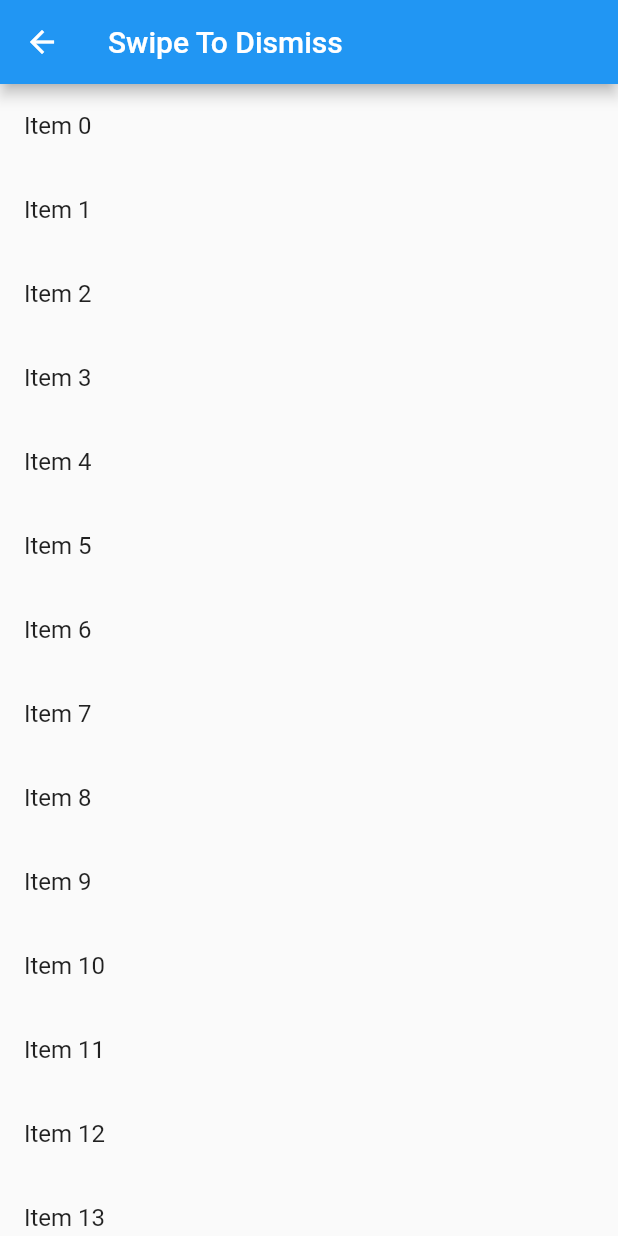
After one commit to hd1534/flutter2, a Flutter app: the screen it shows after launch, after a tap on "Swipe To Dismiss", on a phone screen of 412 x 824 dp. The commit adds this screen. Run offline on Flutter 3.47's test engine with Material 2 defaults, Android fonts, the phone set to English and light mode, and no system bars.

Commit message:
swipe to dismiss

```diff
--- /dev/null
+++ b/lib/MySwipeToDismiss.dart
@@ -0,0 +1,42 @@
+import 'package:flutter/material.dart';
+
+class MySwipeToDismissState extends StatefulWidget {
+  @override
+  _MySwipeToDismissStateState createState() => _MySwipeToDismissStateState();
+}
+
+class _MySwipeToDismissStateState extends State<MySwipeToDismissState> {
+  final items = List<String>.generate(20, (index) => "Item $index");
+
+  var deleteBackground = Container(
+      color: Colors.red,
+      alignment: Alignment.centerLeft,
+      child: Padding(
+        padding: const EdgeInsets.all(8.0),
+        child: Text("Delete"),
+      )
+  );
+
+  @override
+  Widget build(BuildContext context) {
+    return Scaffold(
+      appBar: AppBar(title: Text("Swipe To Dismiss"),),
+      body: ListView.builder(
+        itemCount: items.length,
+        itemBuilder: (context, index) {
+          return Dismissible(
+            background: deleteBackground,
+            key: Key(items[index]),
+            direction: DismissDirection.startToEnd,
+            onDismissed: (direction) {
+              setState(() {
+                items.removeAt(index);
+              });
+            },
+              child: ListTile(title: Text(items[index].toString()),)
+          );
+        }
+      ),
+    );
+  }
+}
--- a/lib/main.dart
+++ b/lib/main.dart
@@ -5,6 +5,7 @@ import 'package:flutter_cookbook/MyDrawer.dart';
 import 'package:flutter_cookbook/MyFormValidation.dart';
 import 'package:flutter_cookbook/MyOrientation.dart';
 import 'package:flutter_cookbook/MySnackBar.dart';
+import 'package:flutter_cookbook/MySwipeToDismiss.dart';
 import 'package:flutter_cookbook/MyTabController.dart';
 
 void main() {
@@ -83,6 +84,12 @@ class Home extends StatelessWidget {
               Navigator.push(context, MaterialPageRoute(builder: (context) => MyFormValidation()));
             },
           ),
+          ListTile(
+            title: Text("Swipe To Dismiss"),
+            onTap: () {
+              Navigator.push(context, MaterialPageRoute(builder: (context) => MySwipeToDismissState()));
+            },
+          ),
 
         ],
       ),
```
